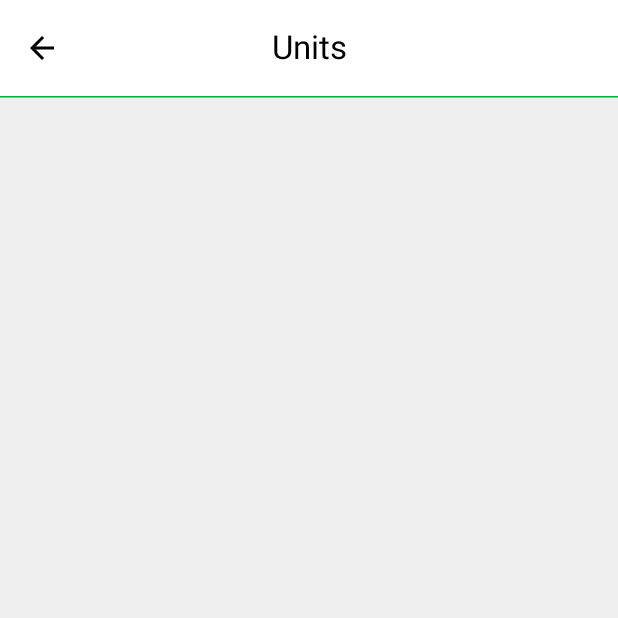
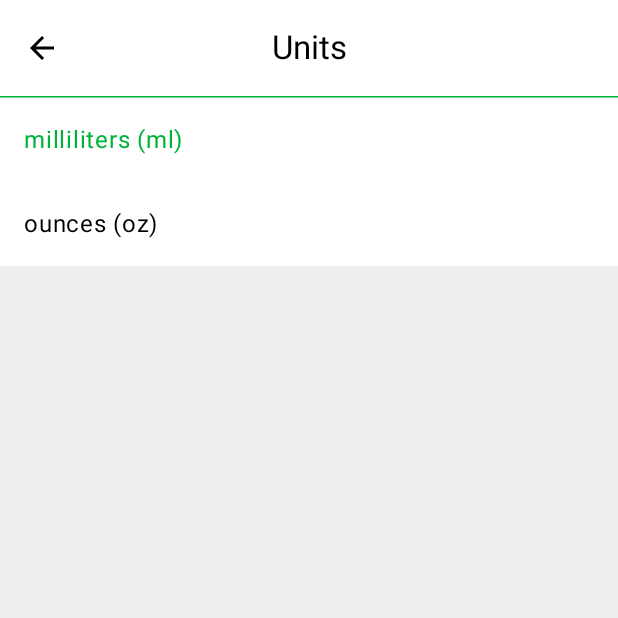
Before and after one commit to SemenciucCosmin/HydrationAppCompose, an Android app built with Jetpack Compose: the UnitsRoute screen opened through its navigation route, on a phone screen of 412 x 824 dp, the top half of it. Run offline under Robolectric (Android 15) with nearby library versions, the phone set to English and light mode, and no system bars; our stand-ins replace constraintlayout-compose.

Commit message:
Create Units route UI

```diff
--- a/app/src/main/java/com/example/hydrationappcompose/presentation/ui/routes/UnitsRoute.kt
+++ b/app/src/main/java/com/example/hydrationappcompose/presentation/ui/routes/UnitsRoute.kt
@@ -1,8 +1,51 @@
 package com.example.hydrationappcompose.presentation.ui.routes
 
+import android.content.res.Configuration
+import androidx.compose.foundation.layout.Column
+import androidx.compose.material3.ListItem
+import androidx.compose.material3.MaterialTheme
+import androidx.compose.material3.Text
 import androidx.compose.runtime.Composable
+import androidx.compose.ui.res.stringResource
+import androidx.compose.ui.tooling.preview.Preview
+import com.example.hydrationappcompose.R
+import com.example.hydrationappcompose.model.MeasurementUnit
+import com.example.hydrationappcompose.presentation.theme.HydrationAppTheme
 
 @Composable
 fun UnitsRoute() {
+    val unit = MeasurementUnit.MILLILITERS
+    val (millilitersItemColor, ouncesItemColor) = when (unit) {
+        MeasurementUnit.MILLILITERS -> MaterialTheme.colorScheme.primary to MaterialTheme.colorScheme.onSurface
+        MeasurementUnit.OUNCES -> MaterialTheme.colorScheme.onSurface to MaterialTheme.colorScheme.primary
+    }
 
+    Column {
+        ListItem(
+            headlineContent = {
+                Text(
+                    text = stringResource(R.string.lbl_unit_milliliters),
+                    color = millilitersItemColor
+                )
+            }
+        )
+
+        ListItem(
+            headlineContent = {
+                Text(
+                    text = stringResource(R.string.lbl_unit_ounces),
+                    color = ouncesItemColor
+                )
+            }
+        )
+    }
 }
+
+@Preview
+@Preview(uiMode = Configuration.UI_MODE_NIGHT_YES)
+@Composable
+private fun UnitsRoutePreview() {
+    HydrationAppTheme {
+        UnitsRoute()
+    }
+}
```
